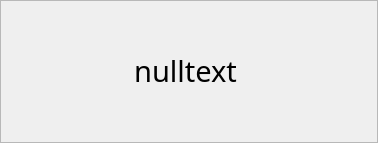
First picture: the form in noticewindow.ui, repository Hyrule-Heros/Qt_MagicTower, before the edit.
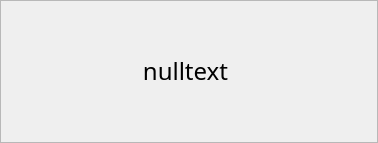
Second picture: the form after the edit. Icons and pictures are not drawn.

Diff of the .ui file:
```diff
--- a/noticewindow.ui
+++ b/noticewindow.ui
@@ -42,16 +42,16 @@
    <widget class="QLabel" name="label">
     <property name="geometry">
      <rect>
-      <x>50</x>
+      <x>10</x>
       <y>40</y>
-      <width>271</width>
+      <width>351</width>
       <height>61</height>
      </rect>
     </property>
     <property name="font">
      <font>
       <family>华文行楷</family>
-      <pointsize>22</pointsize>
+      <pointsize>18</pointsize>
      </font>
     </property>
     <property name="text">
```
